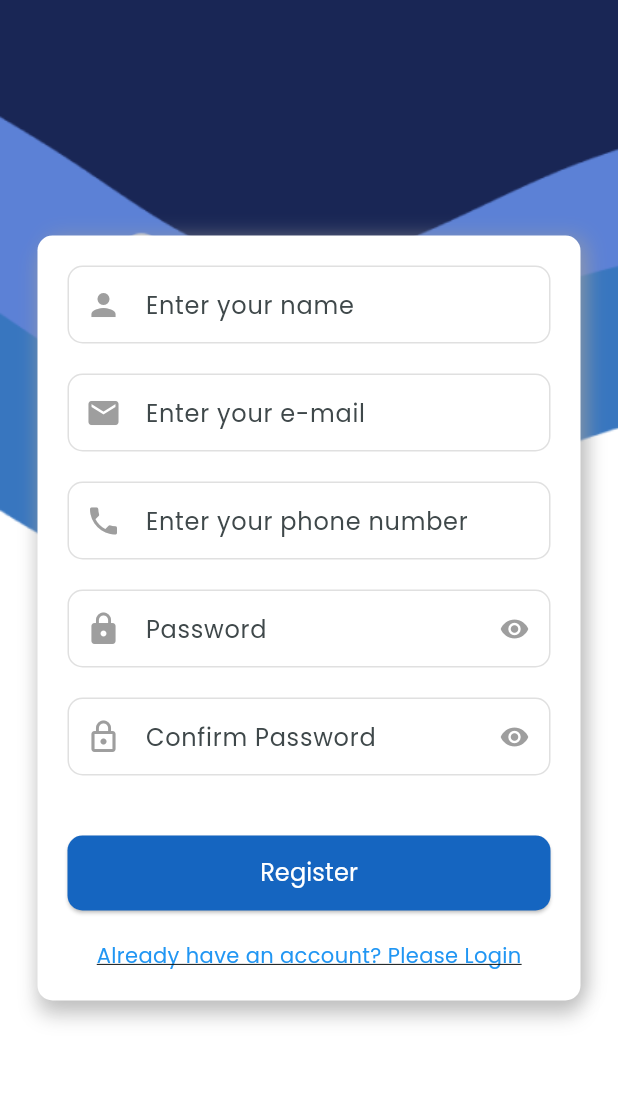
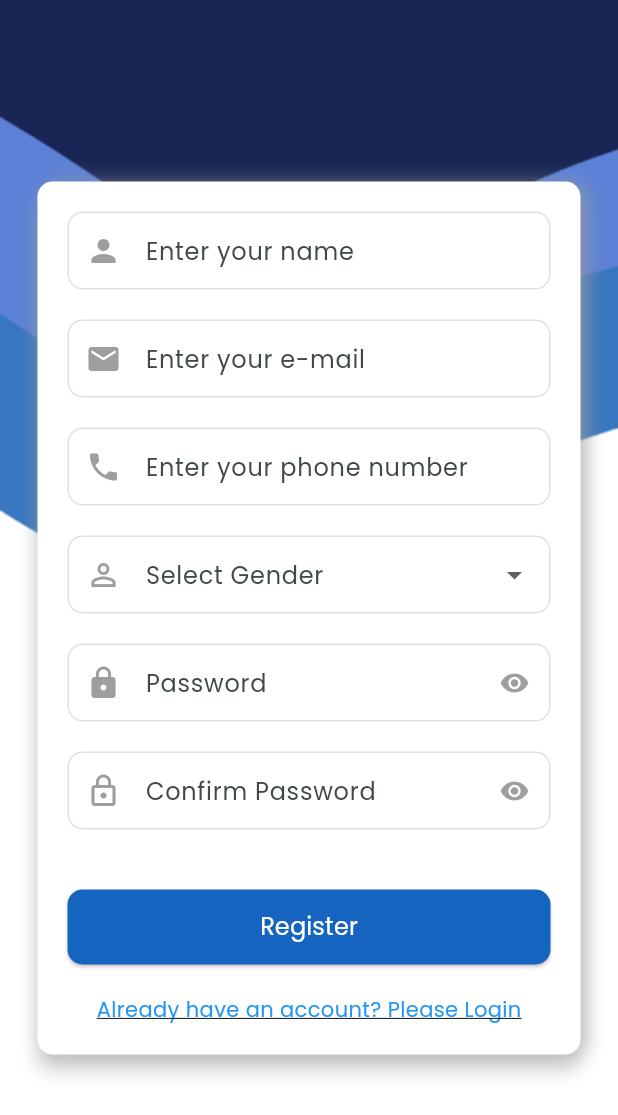
Before and after one commit to rama011212/Laundream, a Flutter app: the RegisterPage screen opened directly, on a phone screen of 412 x 824 dp. Shown: the top 1115 px of the screen. Run offline on Flutter 3.47's test engine with Material 3 defaults, Android fonts, the light colour scheme and no system bars; our stand-ins replace dotted_line, dropdown_button2, flutter_animate, flutter_local_notifications, fluttertoast, google_fonts and 4 more; missing offline and left inert: animated_snack_bar, ticket_widget; project files that could hold a hidden picture were left out.

Commit message:
Menambah kan fitur register dan merapikan kode

```diff
--- a/lib/main.dart
+++ b/lib/main.dart
@@ -2,6 +2,7 @@ import 'package:flutter/material.dart';
 import 'package:laundream/presentation/admin/home.dart';
 import 'package:laundream/presentation/home/promo_notification.dart';
 import 'package:intl/date_symbol_data_local.dart';
+import 'package:laundream/presentation/login/login_page.dart';
 
 void main() async {
   WidgetsFlutterBinding
--- a/lib/presentation/admin/daftar_pesanan_admin.dart
+++ b/lib/presentation/admin/daftar_pesanan_admin.dart
@@ -3,7 +3,7 @@ import 'package:laundream/presentation/admin/utilitas/konstanta_aplikasi.dart';
 import 'package:laundream/presentation/admin/widget/lembar_detail_pesanan.dart';
 import 'package:laundream/presentation/admin/widget/item_daftar_pesanan.dart';
 import 'package:laundream/presentation/admin/widget/lembar_ganti_status.dart';
-import 'package:laundream/presentation/admin/dialog/dialog_hapus_pesanan.dart'; // PASTIKAN ini diimport
+import 'package:laundream/presentation/admin/dialog/dialog_hapus_pesanan.dart';
 
 class DaftarPesananAdmin extends StatefulWidget {
   const DaftarPesananAdmin({super.key});
@@ -18,8 +18,8 @@ class _DaftarPesananAdminState extends State<DaftarPesananAdmin> {
   String pencarianQuery = '';
 
   // Gunakan List<Map<String, dynamic>> pesanan = KonstantaAplikasi.dataPesananDummy;
-  // Jika Anda ingin data yang bisa diubah, gunakan List yang bisa di-modifikasi.
-  // Untuk tujuan demo ini, kita akan membuat salinan yang bisa diubah:
+  // Jika ingin data yang bisa diubah, gunakan List yang bisa di-modifikasi.
+  // Untuk tujuan demo ini, bisa akan membuat salinan yang bisa diubah:
   final List<Map<String, dynamic>> _pesanan = KonstantaAplikasi.dataPesananDummy.toList();
 
 
--- a/lib/presentation/admin/dialog/dialog_edit_pesanan.dart
+++ b/lib/presentation/admin/dialog/dialog_edit_pesanan.dart
@@ -84,12 +84,11 @@ class _DialogEditPesananState extends State<DialogEditPesanan> {
       shape: RoundedRectangleBorder(
         borderRadius: BorderRadius.circular(24),
       ),
-      // PERUBAHAN DI SINI: Bungkus dengan SingleChildScrollView
       child: SingleChildScrollView(
         child: Padding(
           padding: const EdgeInsets.symmetric(horizontal: 24, vertical: 28),
           child: Column(
-            mainAxisSize: MainAxisSize.min, // Penting agar Column tidak mengambil ruang lebih dari yang diperlukan
+            mainAxisSize: MainAxisSize.min,
             crossAxisAlignment: CrossAxisAlignment.start,
             children: [
               const Text(
--- a/lib/presentation/admin/home.dart
+++ b/lib/presentation/admin/home.dart
@@ -202,8 +202,6 @@ class HomeContent extends StatelessWidget {
                     context, LayananPage()),
                 _buildFeatureTile('Transaksi', Icons.receipt_long, context,
                     TransaksiPage()),
-                // Hapus bagian Promosi
-                // _buildFeatureTile('Promosi', Icons.card_giftcard, context, PromosiPage()),
               ],
             ),
           ),
--- a/lib/presentation/admin/utilitas/pembantu_aplikasi.dart
+++ b/lib/presentation/admin/utilitas/pembantu_aplikasi.dart
@@ -1,7 +1,7 @@
 
 import 'package:flutter/material.dart';
 import 'package:intl/intl.dart';
-import 'package:laundream/presentation/admin/utilitas/konstanta_aplikasi.dart'; // Import KonstantaAplikasi
+import 'package:laundream/presentation/admin/utilitas/konstanta_aplikasi.dart';
 
 class PembantuAplikasi {
   static String dapatkanSatuan(String jenis) {
@@ -43,7 +43,7 @@ class PembantuAplikasi {
         }
       }
     }
-    return 0; // Atau lempar error jika tidak ditemukan
+    return 0;
   }
 
   // Fungsi baru: Hitung harga akhir dengan promo
--- a/lib/presentation/admin/widget/item_daftar_pesanan.dart
+++ b/lib/presentation/admin/widget/item_daftar_pesanan.dart
@@ -1,6 +1,6 @@
 import 'package:flutter/material.dart';
-import 'package:laundream/presentation/admin/utilitas/pembantu_aplikasi.dart'; // Perubahan di sini
-import 'package:laundream/presentation/admin/utilitas/konstanta_aplikasi.dart'; // Perubahan di sini
+import 'package:laundream/presentation/admin/utilitas/pembantu_aplikasi.dart';
+import 'package:laundream/presentation/admin/utilitas/konstanta_aplikasi.dart';
 
 class ItemDaftarPesanan extends StatelessWidget {
   const ItemDaftarPesanan({
--- a/lib/presentation/admin/widget/lembar_ganti_status.dart
+++ b/lib/presentation/admin/widget/lembar_ganti_status.dart
@@ -1,6 +1,6 @@
 import 'package:flutter/material.dart';
-import 'package:laundream/presentation/admin/utilitas/konstanta_aplikasi.dart'; // Perubahan di sini
-import 'package:laundream/presentation/admin/utilitas/pembantu_aplikasi.dart'; // Perubahan di sini
+import 'package:laundream/presentation/admin/utilitas/konstanta_aplikasi.dart';
+import 'package:laundream/presentation/admin/utilitas/pembantu_aplikasi.dart';
 
 class LembarGantiStatus extends StatelessWidget {
   const LembarGantiStatus({
--- a/lib/presentation/home/edit_profile_page.dart
+++ b/lib/presentation/home/edit_profile_page.dart
@@ -73,14 +73,13 @@ class _EditProfilePageState extends State<EditProfilePage> {
         foregroundColor: Colors.black,
         elevation: 0,
         centerTitle: true,
-        automaticallyImplyLeading: false, // Hapus icon kembali
+        automaticallyImplyLeading: true,
       ),
       body: SingleChildScrollView(
         padding: const EdgeInsets.symmetric(horizontal: 24, vertical: 12),
         child: Column(
           children: [
             const SizedBox(height: 8),
-            // Foto profil diperbesar
             const CircleAvatar(
               radius: 70,
               backgroundImage: AssetImage('images/profil.jpg'),
--- a/lib/presentation/home/profil_page.dart
+++ b/lib/presentation/home/profil_page.dart
@@ -49,7 +49,7 @@ class _ProfilePageState extends State<ProfilePage> {
         elevation: 0,
         backgroundColor: const Color(0xFFF9FAFB),
         surfaceTintColor: const Color(0xFFF9FAFB),
-        automaticallyImplyLeading: false, // <-- ini penting!
+        automaticallyImplyLeading: false,
         centerTitle: true,
         title: const Text(
           "My Profile",
--- a/lib/presentation/home/profil_usaha.dart
+++ b/lib/presentation/home/profil_usaha.dart
@@ -35,7 +35,7 @@ class ProfilUsahaPage extends StatelessWidget {
               child: Column(
                 children: [
                   Image.asset(
-                    'images/profil_outlet.png', // Ganti dengan logo kamu
+                    'images/profil_outlet.png',
                     width: 200,
                     height: 200,
                   ),
--- a/lib/presentation/login/login_page.dart
+++ b/lib/presentation/login/login_page.dart
@@ -53,9 +53,9 @@ class _LoginPageState extends State<LoginPage> {
                       // Logo
                       ColorFiltered(
                         colorFilter: ColorFilter.mode(Colors.blue.shade800, BlendMode.srcIn),
-                        child: Image.asset('images/icon/logo.png', height: 100), // Adjust height as needed
+                        child: Image.asset('images/icon/logo.png', height: 100),
                       ),
-                      SizedBox(height: 0), // Space between logo and text
+                      SizedBox(height: 0),
 
                       // Teks “Laundream” di dalam card
                       Text(
--- a/lib/presentation/registration/registration_page.dart
+++ b/lib/presentation/registration/registration_page.dart
@@ -8,6 +8,7 @@ class RegisterPage extends StatefulWidget {
 
 class _RegisterPageState extends State<RegisterPage> {
   bool _isObscure = true;
+  String? selectedGender;
 
   void _toggleObscure() {
     setState(() {
@@ -39,13 +40,13 @@ class _RegisterPageState extends State<RegisterPage> {
                       color: Colors.grey.withOpacity(0.5),
                       spreadRadius: 0,
                       blurRadius: 10,
-                      offset: Offset(0, 10), // Offset 20 ke bawah
+                      offset: Offset(0, 10),
                     ),
                     BoxShadow(
                       color: Colors.grey.withOpacity(0.5),
                       spreadRadius: 0,
                       blurRadius: 10,
-                      offset: Offset(5, 0), // Offset 10 ke kanan
+                      offset: Offset(5, 0),
                     ),
                   ],
                 ),
@@ -56,13 +57,13 @@ class _RegisterPageState extends State<RegisterPage> {
                       _buildFormTextField(
                         labelText: 'Enter your name',
                         prefixIcon: Icons.person,
-                        keyboardType: TextInputType.text
+                        keyboardType: TextInputType.text,
                       ),
                       SizedBox(height: 20),
                       _buildFormTextField(
                         labelText: 'Enter your e-mail',
                         prefixIcon: Icons.email,
-                        keyboardType: TextInputType.emailAddress
+                        keyboardType: TextInputType.emailAddress,
                       ),
                       SizedBox(height: 20),
                       _buildFormTextField(
@@ -70,6 +71,8 @@ class _RegisterPageState extends State<RegisterPage> {
                         prefixIcon: Icons.phone,
                         keyboardType: TextInputType.phone,
                       ),
+                      SizedBox(height: 20),
+                      _buildGenderDropdown(),
                       SizedBox(height: 20),
                       _buildPasswordField(),
                       SizedBox(height: 20),
@@ -127,6 +130,40 @@ class _RegisterPageState extends State<RegisterPage> {
     );
   }
 
+  Widget _buildGenderDropdown() {
+    return DropdownButtonFormField<String>(
+      decoration: InputDecoration(
+        labelText: 'Select Gender',
+        prefixIcon: Icon(Icons.person_outline, color: Colors.grey),
+        border: OutlineInputBorder(
+          borderRadius: BorderRadius.circular(10),
+          borderSide: BorderSide(color: Colors.blue),
+        ),
+        focusedBorder: OutlineInputBorder(
+          borderRadius: BorderRadius.circular(10),
+          borderSide: BorderSide(color: Colors.blue),
+        ),
+        enabledBorder: OutlineInputBorder(
+          borderRadius: BorderRadius.circular(10),
+          borderSide: BorderSide(color: Colors.grey.shade300),
+        ),
+        contentPadding: EdgeInsets.symmetric(horizontal: 16, vertical: 14),
+      ),
+      value: selectedGender,
+      items: ['Laki-laki', 'Perempuan']
+          .map((gender) => DropdownMenuItem(
+                value: gender,
+                child: Text(gender),
+              ))
+          .toList(),
+      onChanged: (value) {
+        setState(() {
+          selectedGender = value;
+        });
+      },
+    );
+  }
+
   Widget _buildPasswordField() {
     return TextFormField(
       obscureText: _isObscure,
@@ -138,7 +175,7 @@ class _RegisterPageState extends State<RegisterPage> {
           icon: Icon(
             _isObscure ? Icons.visibility : Icons.visibility_off,
             color: Colors.grey,
-            size: 20, // Ukuran ikon disesuaikan di sini
+            size: 20,
           ),
         ),
         border: OutlineInputBorder(
@@ -169,7 +206,7 @@ class _RegisterPageState extends State<RegisterPage> {
           icon: Icon(
             _isObscure ? Icons.visibility : Icons.visibility_off,
             color: Colors.grey,
-            size: 20, // Ukuran ikon disesuaikan di sini
+            size: 20,
           ),
         ),
         border: OutlineInputBorder(
@@ -193,7 +230,9 @@ class _RegisterPageState extends State<RegisterPage> {
     return SizedBox(
       width: double.infinity,
       child: ElevatedButton(
-        onPressed: () {},
+        onPressed: () {
+          // Implementasi aksi register
+        },
         style: ElevatedButton.styleFrom(
           backgroundColor: Colors.blue.shade800,
           minimumSize: Size(double.infinity, 50),
```
Also changed, not shown: lib/presentation/admin/widget/lembar_detail_pesanan.dart (+7 -7 lines), lib/presentation/admin/pesanan.dart (added).
